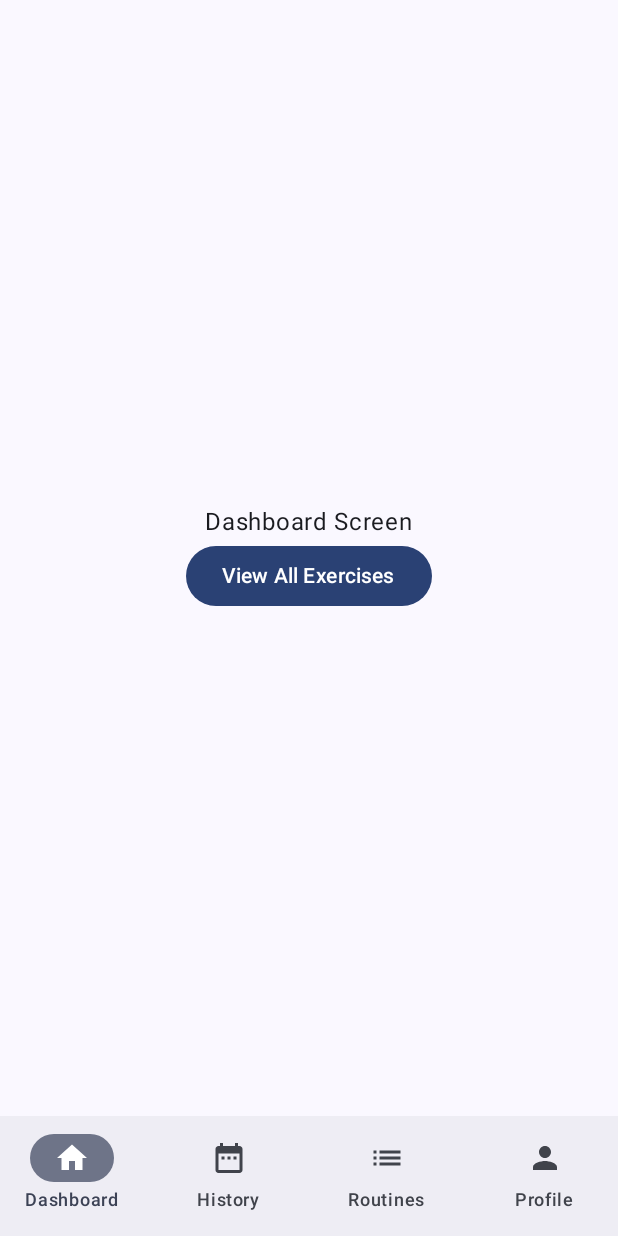
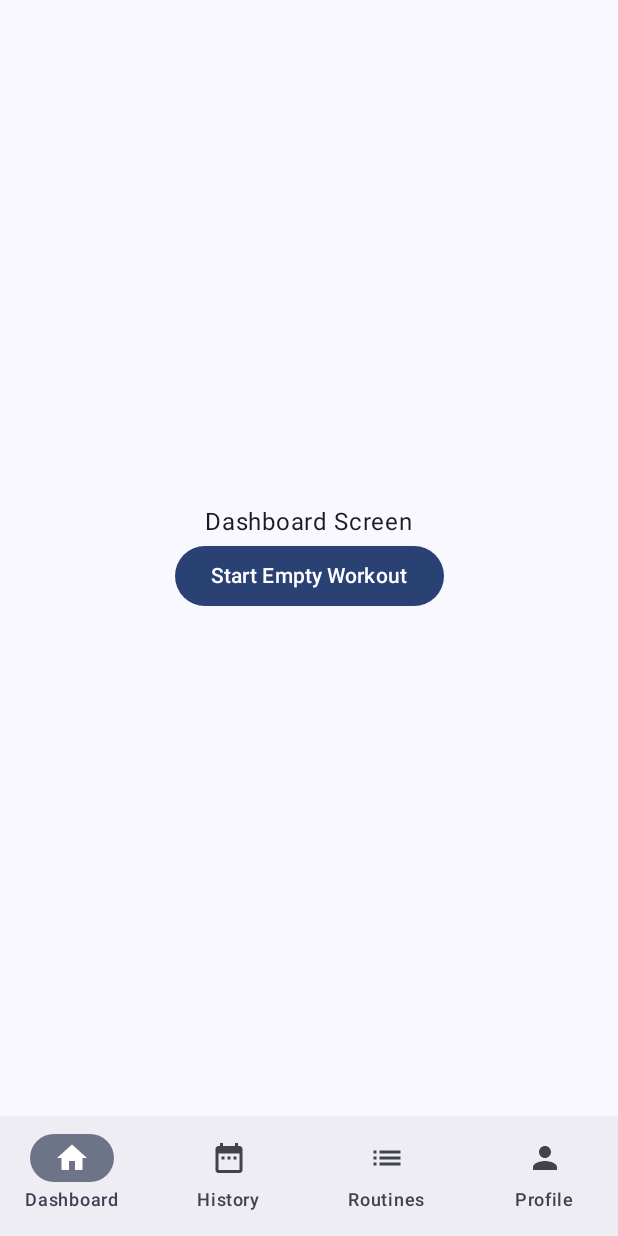
Before and after one commit to sachinpandeyatd/SweatNote, an Android app built with Jetpack Compose: the screen it shows after launch (MainActivity), on a phone screen of 412 x 824 dp. Run offline under Robolectric (Android 15) with nearby library versions, the phone set to English and light mode, and no system bars.

Commit message:
get the exercise data

```diff
--- a/app/src/main/java/com/sweatnote/app/navigation/AppNavHost.kt
+++ b/app/src/main/java/com/sweatnote/app/navigation/AppNavHost.kt
@@ -3,13 +3,20 @@ package com.sweatnote.app.navigation
 import androidx.compose.runtime.Composable
 import androidx.compose.ui.Modifier
 import androidx.navigation.NavHostController
+import androidx.navigation.NavType
 import androidx.navigation.compose.NavHost
 import androidx.navigation.compose.composable
+import androidx.navigation.navArgument
 import com.sweatnote.app.ui.screens.DashboardScreen
-import com.sweatnote.app.ui.screens.ExerciseListScreen
 import com.sweatnote.app.ui.screens.HistoryScreen
 import com.sweatnote.app.ui.screens.ProfileScreen
 import com.sweatnote.app.ui.screens.RoutinesScreen
+
+import com.sweatnote.app.ui.screens.exercise.ExerciseListScreen as ExerciseListComposable
+import com.sweatnote.app.ui.screens.workout.LiveWorkoutScreen as LiveWorkoutComposable
+
+import com.sweatnote.app.navigation.ExerciseListScreen as ExerciseListRoute
+import com.sweatnote.app.navigation.LiveWorkoutScreen as LiveWorkoutRoute
 
 @Composable
 fun AppNavHost(navController: NavHostController, modifier: Modifier = Modifier){
@@ -26,8 +33,15 @@ fun AppNavHost(navController: NavHostController, modifier: Modifier = Modifier){
         composable(Screen.Profile.route){
             ProfileScreen()
         }
-        composable("exercise_list") {
-            ExerciseListScreen()
+        composable(ExerciseListRoute.route) {
+            ExerciseListComposable(navController = navController)
+        }
+
+        composable(
+            route = LiveWorkoutRoute.routeWithArgs,
+            arguments = listOf(navArgument(LiveWorkoutRoute.exerciseIdsArg) { type = NavType.StringType })
+        ) {
+            LiveWorkoutComposable()
         }
     }
 }
--- a/app/src/main/java/com/sweatnote/app/navigation/Screen.kt
+++ b/app/src/main/java/com/sweatnote/app/navigation/Screen.kt
@@ -20,3 +20,13 @@ val bottomNavItems = listOf(
     Screen.Routines,
     Screen.Profile
 )
+
+object ExerciseListScreen {
+    const val route = "exercise_list"
+}
+
+object LiveWorkoutScreen {
+    const val route = "live_workout"
+    const val exerciseIdsArg = "exerciseIds" // The argument name as a constant
+    val routeWithArgs = "$route/{$exerciseIdsArg}" // The full route with argument placeholder
+}
--- a/app/src/main/java/com/sweatnote/app/ui/screens/DashboardScreen.kt
+++ b/app/src/main/java/com/sweatnote/app/ui/screens/DashboardScreen.kt
@@ -19,7 +19,7 @@ fun DashboardScreen(navController: NavController) {
     ) {
         Text("Dashboard Screen")
         Button(onClick = { navController.navigate("exercise_list") }) {
-            Text("View All Exercises")
+            Text("Start Empty Workout")
         }
     }
 }
```
Also changed, not shown: app/src/main/java/com/sweatnote/app/ui/screens/exercise.ExerciseListScreen.kt (deleted, +0 -64 lines), app/src/main/java/com/sweatnote/app/ui/screens/exercise/ExerciseListScreen.kt (added, +93 -0 lines), app/src/main/java/com/sweatnote/app/ui/screens/workout/LiveWorkoutScreen.kt (added, +34 -0 lines), app/src/main/java/com/sweatnote/app/ui/viewmodels/ExerciseListViewModel.kt (+16 -0 lines), app/src/main/java/com/sweatnote/app/ui/viewmodels/LiveWorkoutViewModel.kt (added, +10 -0 lines), app/src/main/java/com/sweatnote/app/ui/viewmodels/ViewModelFactory.kt (+8 -0 lines).
